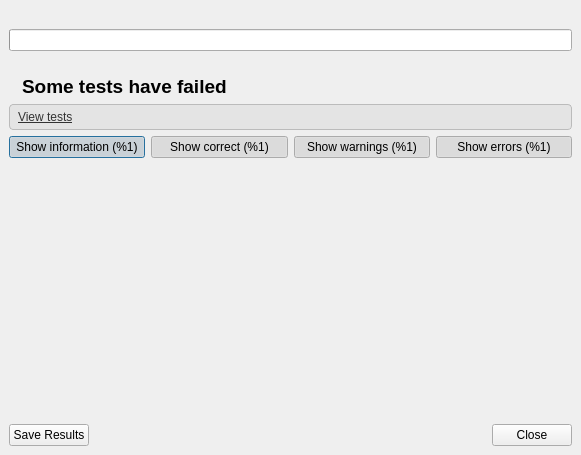
This is starviewer/src/core/qdiagnosistestbase.ui in starviewer-medical/starviewer as Qt 5 draws it before an edit. The edited form follows.
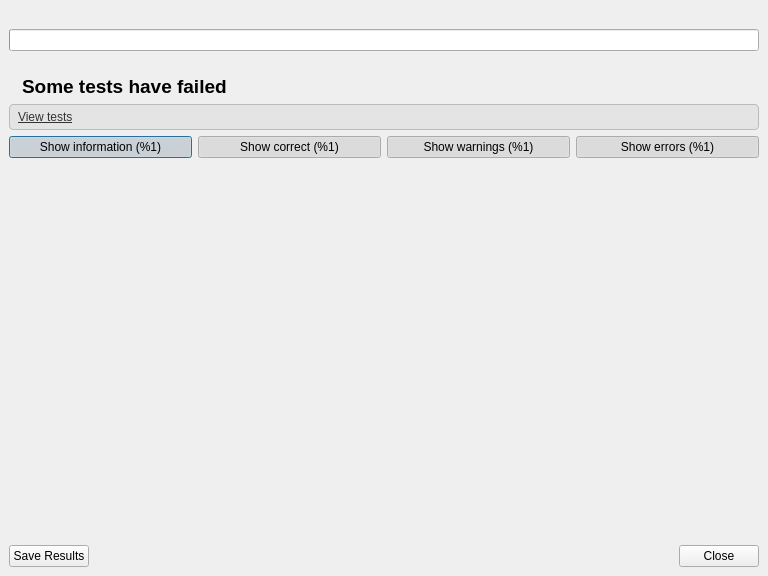
This is the edited form. Icons and pictures are not drawn.

Commit message: ENH: Increase size of diagnosis tests results window and enable word wrap for the info part. #2920

What changed in the file:
```diff
--- a/starviewer/src/core/qdiagnosistestbase.ui
+++ b/starviewer/src/core/qdiagnosistestbase.ui
@@ -9,8 +9,8 @@
    <rect>
     <x>0</x>
     <y>0</y>
-    <width>581</width>
-    <height>455</height>
+    <width>768</width>
+    <height>576</height>
    </rect>
   </property>
   <property name="minimumSize">
@@ -225,8 +225,8 @@
              <rect>
               <x>0</x>
               <y>0</y>
-              <width>563</width>
-              <height>235</height>
+              <width>756</width>
+              <height>336</height>
              </rect>
             </property>
             <layout class="QVBoxLayout" name="verticalLayout_2">
```
Left out of the diff: 2 changed lines with no effect on the pictures. The commit also changes 2 other files.
